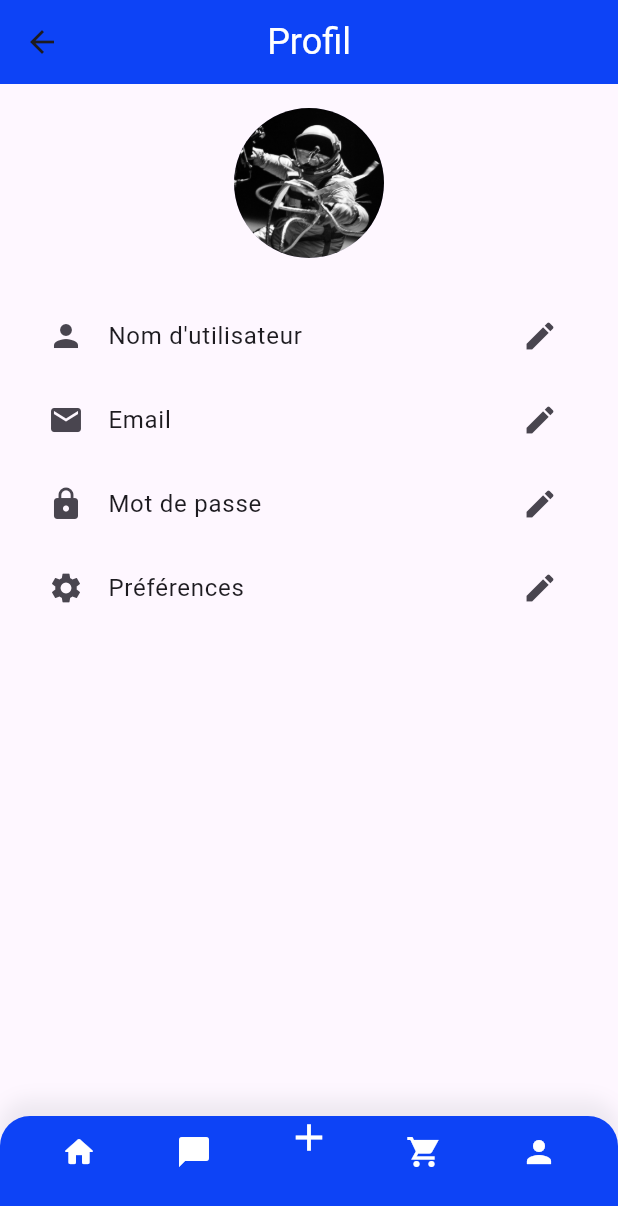
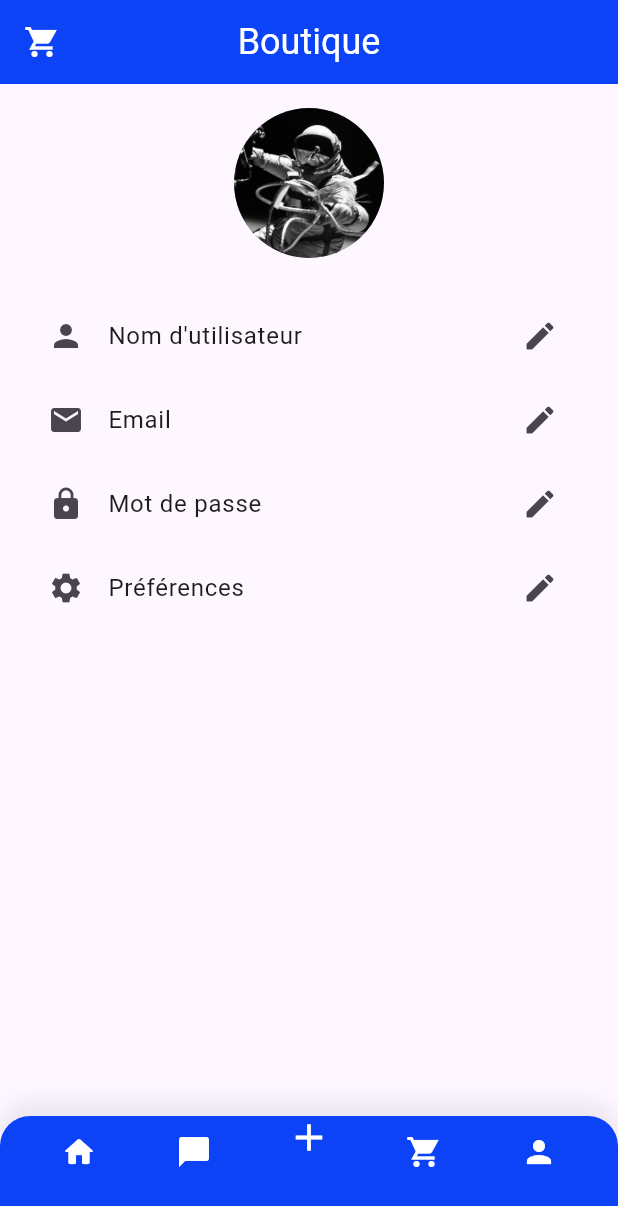
Before and after one commit to M4tte78/AP4, a Flutter app: the ProfilPage screen opened directly, on a phone screen of 412 x 824 dp. Shown: the top 1206 px of the screen. Run offline on Flutter 3.47's test engine with Material 3 defaults, Android fonts, the phone set to English and light mode, and no system bars; our stand-ins replace flutter_svg, google_fonts, share; Roboto replaces fonts that are missing (Lemon).

Commit message:
appbar components

```diff
--- /dev/null
+++ b/lib/components/appbar.dart
@@ -0,0 +1,37 @@
+import 'package:flutter/material.dart';
+import 'package:google_fonts/google_fonts.dart';
+
+class CustomAppBar extends StatelessWidget implements PreferredSizeWidget {
+  final String title;
+  final Function onPressed;
+
+  CustomAppBar({required this.title, required this.onPressed});
+
+  @override
+  Widget build(BuildContext context) {
+    return AppBar(
+      title: Text(
+        title,
+        style: GoogleFonts.lemon(
+          fontSize: 24,
+          color: Colors.white,
+        ),
+      ),
+      centerTitle: true,
+      backgroundColor: const Color.fromARGB(255, 13, 67, 246),
+      leading: Builder(
+        builder: (context) => IconButton(
+          icon: Icon(
+            Icons.shopping_cart_sharp,
+            color: Color.fromARGB(255, 255, 255, 255),
+            size: 24,
+          ),
+          onPressed: () => onPressed(),
+        ),
+      ),
+    );
+  }
+
+  @override
+  Size get preferredSize => Size.fromHeight(kToolbarHeight);
+}
--- a/lib/pages/profil.dart
+++ b/lib/pages/profil.dart
@@ -1,6 +1,6 @@
 import 'package:flutter/material.dart';
 import 'package:firstapp/components/navbarwidget.dart';
-import 'package:google_fonts/google_fonts.dart';
+import 'package:firstapp/components/appbar.dart';
 
 class ProfilPage extends StatelessWidget {
   const ProfilPage({Key? key}) : super(key: key);
@@ -8,14 +8,10 @@
   @override
   Widget build(BuildContext context) {
     return Scaffold(
-      appBar: AppBar(
-        title: Text('Profil', style: GoogleFonts.lemon(
-          fontSize: 24,
-          color: Colors.white,
-        ),),
-        centerTitle: true,
-        backgroundColor: const Color.fromARGB(255, 13, 67, 246),
-      ),
+       appBar: CustomAppBar(
+    title: 'Boutique',
+    onPressed: () => _scaffoldKey.currentState!.openDrawer(),
+  ),
       body: Padding(
         padding: const EdgeInsets.all(16.0),
         child: Column(
```
Also changed, not shown: lib/pages/shop.dart (+20 -2 lines).
